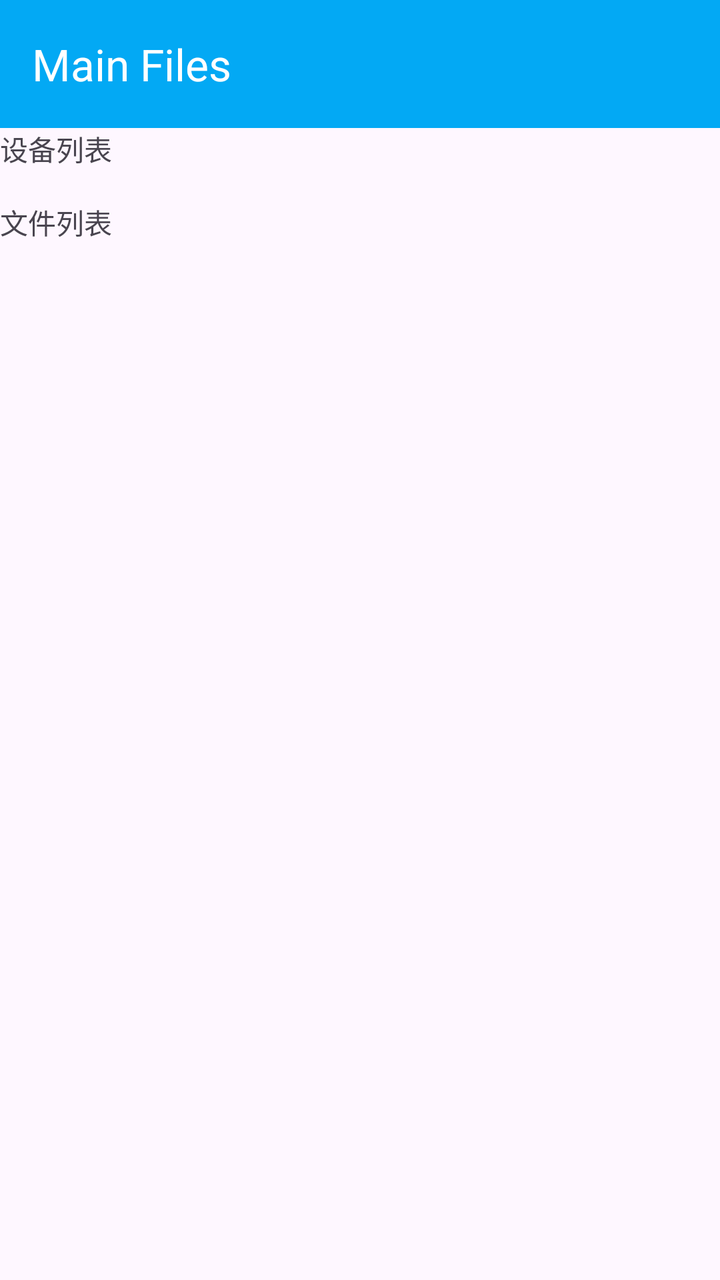
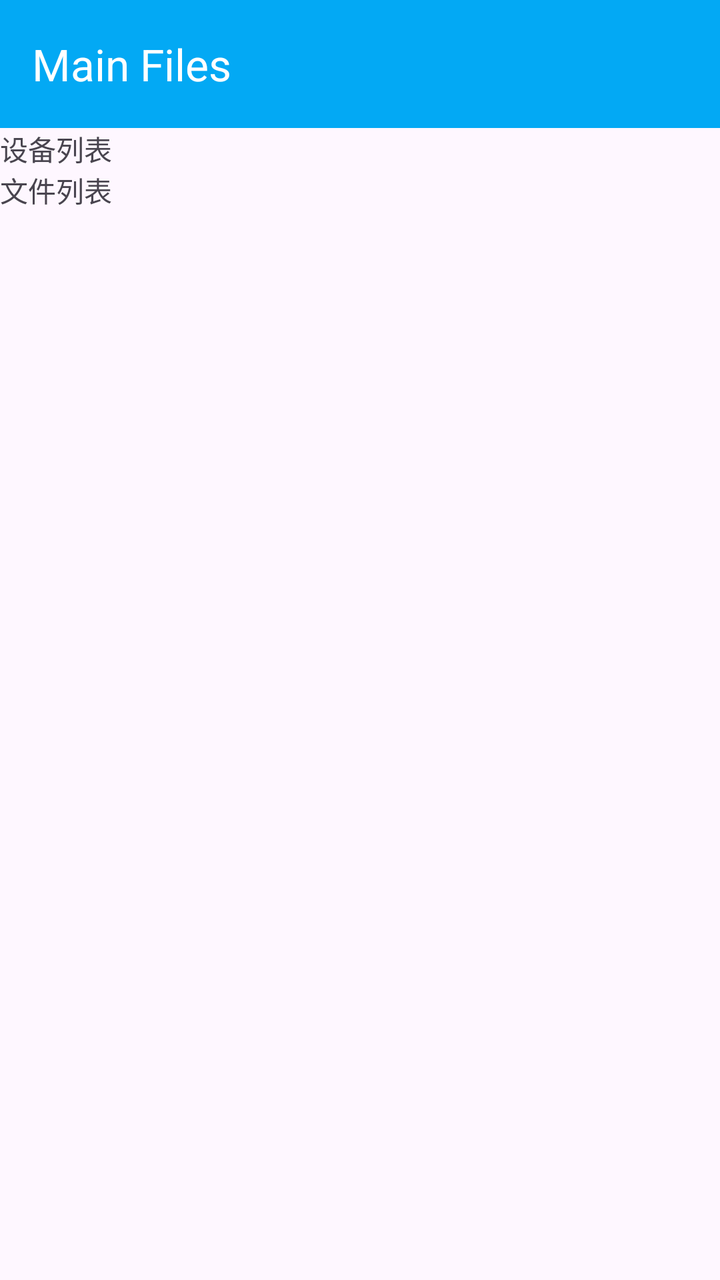

The first picture is an Android layout as it rendered before a commit; the second is the same layout after the commit. The layout source and the unified diff follow.
<!-- AndroidManifest.xml: application theme Theme.Syncthing -->
<!-- res/layout/fragment_main_files.xml -->
<?xml version="1.0" encoding="utf-8"?>
<LinearLayout xmlns:android="http://schemas.android.com/apk/res/android"
    xmlns:app="http://schemas.android.com/apk/res-auto"
    android:layout_width="match_parent"
    android:layout_height="match_parent"
    android:orientation="vertical">

    <androidx.appcompat.widget.Toolbar
        android:id="@+id/toolbar"
        android:layout_width="match_parent"
        android:layout_height="?attr/actionBarSize"
        android:background="@color/primary"
        app:title="Main Files"
        app:titleTextColor="@android:color/white" />

    <TextView
        android:layout_width="wrap_content"
        android:layout_height="wrap_content"
        android:text="设备列表" />

    <ListView
        android:id="@+id/device_list"
        android:layout_width="match_parent"
        android:layout_height="wrap_content" />

    <TextView
        android:layout_width="wrap_content"
        android:layout_height="wrap_content"
        android:text="文件列表" />

    <ListView
        android:id="@+id/file_list"
        android:layout_width="match_parent"
        android:layout_height="wrap_content" />
</LinearLayout>
<!-- resources referenced by this layout -->
<resources>
  <color name="primary">#03A9F4</color>
  <style name="Theme.Syncthing" parent="Theme.Syncthing.Base">
          <item name="android:windowLightStatusBar" tools:targetApi="m">true</item>
          <item name="android:windowLightNavigationBar" tools:ignore="NewApi">true</item>
      </style>
  <color name="primary_dark">#0288D1</color>
  <style name="TextAppearance.Syncthing.ListItemPrimary" parent="TextAppearance.AppCompat.Subhead">
          <item name="android:textColor">?android:textColorPrimary</item>
      </style>
  <style name="TextAppearance.Syncthing.ListItemSecondary" parent="TextAppearance.AppCompat.Body1">
          <item name="android:textColor">?android:textColorSecondary</item>
      </style>
  <style name="TextAppearance.Syncthing.ListItemSmall" parent="TextAppearance.AppCompat.Caption" />
  <style name="Widget.Syncthing.ListView" parent="Widget.AppCompat.ListView">
          <item name="android:paddingTop">8dp</item>
          <item name="android:paddingBottom">8dp</item>
          <item name="android:clipToPadding">false</item>
          <item name="android:scrollbarStyle">outsideOverlay</item>
          <item name="android:divider">@android:color/transparent</item>
      </style>
  <!-- drawable list_divider_inset (drawable) -->
  <?xml version="1.0" encoding="utf-8"?>
  <inset xmlns:android="http://schemas.android.com/apk/res/android"
      android:insetLeft="@dimen/material_divider_inset">
      <shape>
          <solid android:color="@color/divider" />
          <size android:height="1px" />
      </shape>
  </inset>
  <style name="Widget.Syncthing.TextView.SpinnerItem" parent="Widget.AppCompat.TextView.SpinnerItem">
          <item name="android:textSize">18sp</item>
          <item name="android:paddingTop">5dp</item>
          <item name="android:paddingBottom">5dp</item>
      </style>
  <style name="ThemeOverlay.App.MaterialAlertDialog.Monet" parent="ThemeOverlay.Material3.MaterialAlertDialog">
          <item name="alertDialogStyle">@style/MaterialAlertDialog.App</item>
          <item name="dialogCornerRadius">@dimen/dialog_corner_radius</item>
          <item name="android:background">@drawable/dialog_bg_monet</item>
      </style>
  <dimen name="dialog_corner_radius">28dp</dimen>
  <dimen name="material_divider_inset">72dp</dimen>
  <color name="divider">#1F000000</color>
  <style name="MaterialAlertDialog.App" parent="MaterialAlertDialog.Material3">
          <item name="shapeAppearanceOverlay">@null</item>
          <item name="shapeAppearance">@style/ShapeAppearance.App.MediumComponent</item>
      </style>
  <!-- drawable dialog_bg_monet (drawable) -->
  <layer-list xmlns:android="http://schemas.android.com/apk/res/android">
      <item>
          <shape>
              <solid android:color="?attr/colorSurface" />
              <corners
                  android:bottomLeftRadius="28dp"
                  android:bottomRightRadius="28dp"
                  android:topLeftRadius="28dp"
                  android:topRightRadius="28dp" />
          </shape>
      </item>
      <item>
          <shape>
              <solid android:color="@color/m3_popupmenu_overlay_color" />
              <corners
                  android:bottomLeftRadius="28dp"
                  android:bottomRightRadius="28dp"
                  android:topLeftRadius="28dp"
                  android:topRightRadius="28dp" />
          </shape>
      </item>
  </layer-list>
  <style name="ShapeAppearance.App.MediumComponent" parent="ShapeAppearance.Material3.MediumComponent">
          <item name="cornerFamily">rounded</item>
          <item name="cornerSize">@dimen/dialog_corner_radius</item>
      </style>
  <!-- unchanged entries left out for length: 1 -->
</resources>

<!-- the commit's change to res/layout/fragment_main_files.xml (unified diff, before → after) -->
@@ -18,10 +18,15 @@
         android:layout_height="wrap_content"
         android:text="设备列表" />
 
-    <ListView
+    <GridView
         android:id="@+id/device_list"
         android:layout_width="match_parent"
-        android:layout_height="wrap_content" />
+        android:layout_height="wrap_content"
+        android:numColumns="4"
+        android:horizontalSpacing="8dp"
+        android:verticalSpacing="8dp"
+        android:stretchMode="columnWidth"
+        android:gravity="center" />
 
     <TextView
         android:layout_width="wrap_content"
